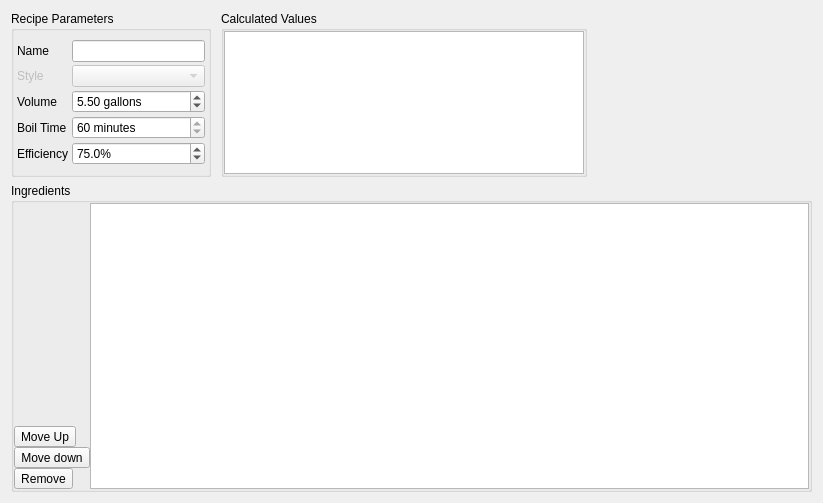
Old version of the form Recipe/RecipeWidget.ui in the repository DaneGardner/ThreeBrooks.
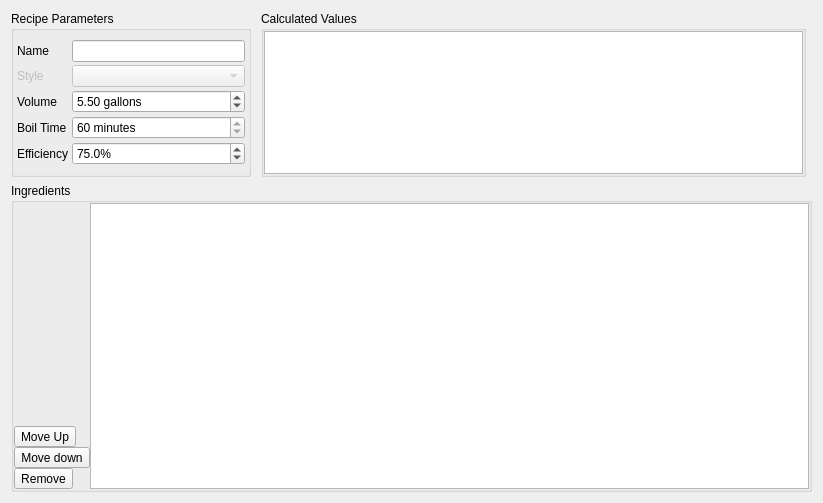
New version of the form. Icons and pictures are not drawn.

Commit message: Cleaned up known memory leaks; fixed save recipe actions; cleaned up presentation of tblCalculated in RecipeWidget

What changed in the file:
```diff
--- a/Recipe/RecipeWidget.ui
+++ b/Recipe/RecipeWidget.ui
@@ -16,9 +16,9 @@
   <property name="windowTitle">
    <string>Recipe</string>
   </property>
-  <layout class="QGridLayout" name="gridLayout_2" rowstretch="1,3">
+  <layout class="QGridLayout" name="gridLayout_2" rowstretch="1,15">
    <item row="0" column="0">
-    <layout class="QHBoxLayout" name="horizontalLayout" stretch="3,1,1">
+    <layout class="QHBoxLayout" name="horizontalLayout" stretch="3,1">
      <property name="spacing">
       <number>10</number>
      </property>
@@ -29,7 +29,7 @@
       <widget class="QGroupBox" name="grpParameters">
        <property name="maximumSize">
         <size>
-         <width>200</width>
+         <width>240</width>
          <height>16777215</height>
         </size>
        </property>
@@ -217,30 +217,11 @@
           <property name="cornerButtonEnabled">
            <bool>false</bool>
           </property>
-          <attribute name="horizontalHeaderDefaultSectionSize">
-           <number>75</number>
-          </attribute>
-          <attribute name="verticalHeaderDefaultSectionSize">
-           <number>20</number>
-          </attribute>
          </widget>
         </item>
        </layout>
       </widget>
      </item>
-     <item>
-      <spacer name="horizontalSpacer">
-       <property name="orientation">
-        <enum>Qt::Horizontal</enum>
-       </property>
-       <property name="sizeHint" stdset="0">
-        <size>
-         <width>40</width>
-         <height>20</height>
-        </size>
-       </property>
-      </spacer>
-     </item>
     </layout>
    </item>
    <item row="1" column="0" colspan="2">
```
Left out of the diff: 6 changed lines with no effect on the pictures. The commit also changes 6 other files.
